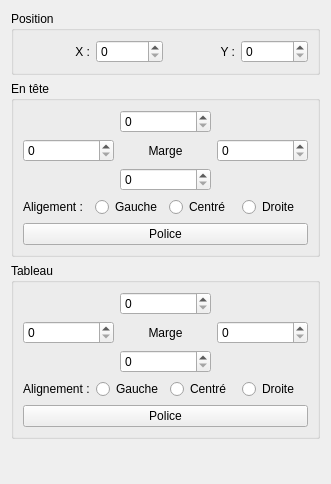
Above: sources/qetgraphicsitem/ViewItem/ui/graphicstablepropertieseditor.ui from qelectrotech/qelectrotech-source-mirror before the change. Below: the same form after it.
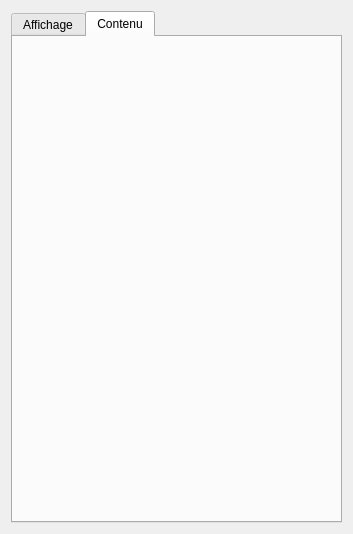
That is the form after the change. The open tabs and pages were chosen to show the change.

Diff of the .ui file:
```diff
--- a/sources/qetgraphicsitem/ViewItem/ui/graphicstablepropertieseditor.ui
+++ b/sources/qetgraphicsitem/ViewItem/ui/graphicstablepropertieseditor.ui
@@ -6,8 +6,8 @@
    <rect>
     <x>0</x>
     <y>0</y>
-    <width>331</width>
-    <height>484</height>
+    <width>353</width>
+    <height>534</height>
    </rect>
   </property>
   <property name="windowTitle">
@@ -15,6 +15,16 @@
   </property>
   <layout class="QVBoxLayout" name="verticalLayout">
    <item>
+    <widget class="QTabWidget" name="m_tab">
+     <property name="currentIndex">
+      <number>0</number>
+     </property>
+     <widget class="QWidget" name="m_display_tab">
+      <attribute name="title">
+       <string>Affichage</string>
+      </attribute>
+      <layout class="QVBoxLayout" name="verticalLayout_5">
+       <item>
     <widget class="QGroupBox" name="groupBox">
      <property name="title">
       <string>Position</string>
@@ -245,6 +255,30 @@
       </size>
      </property>
     </spacer>
+       </item>
+      </layout>
+     </widget>
+     <widget class="QWidget" name="m_content_tab">
+      <attribute name="title">
+       <string>Contenu</string>
+      </attribute>
+      <layout class="QVBoxLayout" name="m_content_layout">
+       <item>
+        <spacer name="verticalSpacer_2">
+         <property name="orientation">
+          <enum>Qt::Vertical</enum>
+         </property>
+         <property name="sizeHint" stdset="0">
+          <size>
+           <width>20</width>
+           <height>534</height>
+          </size>
+         </property>
+        </spacer>
+       </item>
+      </layout>
+     </widget>
+    </widget>
    </item>
   </layout>
  </widget>
```
Left out of the diff: 28 changed lines with no effect on the pictures. Lines whose indentation alone changed are shown as unchanged.
